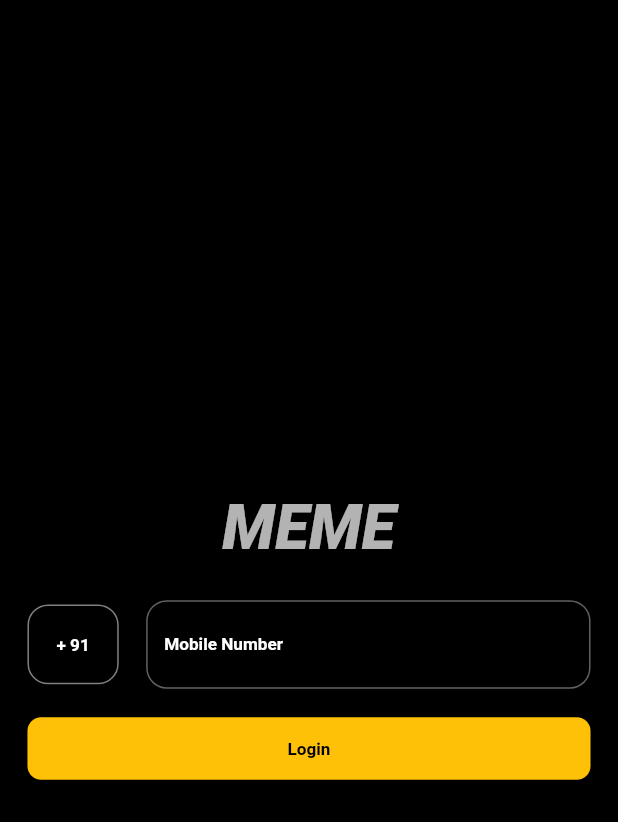
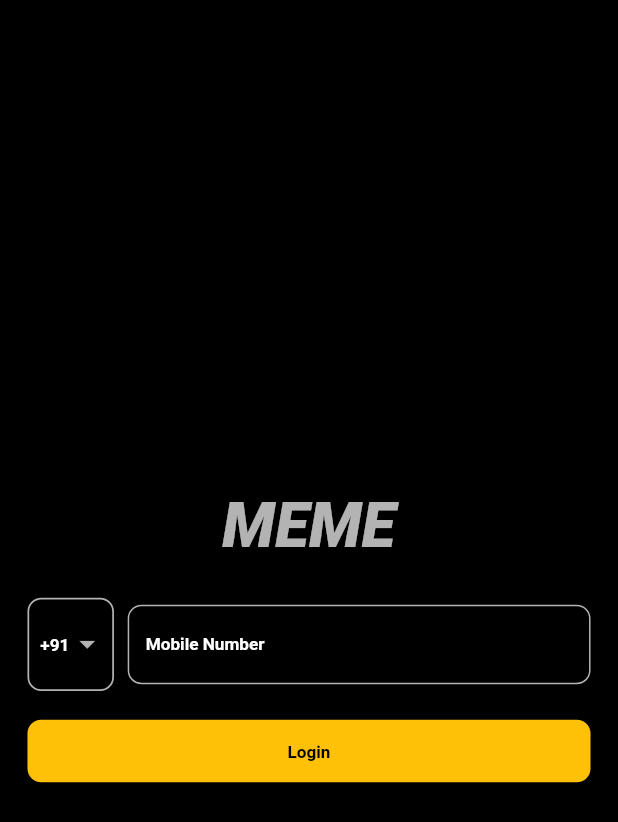
Before and after one commit to memee-dev/memee, a Flutter app: the screen it shows after launch, on a phone screen of 412 x 824 dp. Shown: the top 822 px of the screen. Run offline on Flutter 3.47's test engine with Material 2 defaults, Android fonts, the phone set to English and light mode, and no system bars; our stand-ins replace cached_network_image, carousel_slider, cloud_firestore, equatable, firebase_auth, firebase_core and 8 more; accounts and stored records are empty; Roboto replaces fonts that are missing (Hind).

Commit message:
toggle and phone login refractor

```diff
--- a/lib/blocs/hide_and_seek/hide_and_seek_cubit.dart
+++ b/lib/blocs/hide_and_seek/toggle_cubit.dart
@@ -1,7 +1,7 @@
 import 'package:flutter_bloc/flutter_bloc.dart';
 
-class HideAndSeekCubit extends Cubit<bool> {
-  HideAndSeekCubit() : super(false);
+class ToggleCubit extends Cubit<bool> {
+  ToggleCubit() : super(false);
 
   void initialValue(bool val) => emit(val);
   void change() => emit(!state);
--- a/lib/core/initializer/app_di.dart
+++ b/lib/core/initializer/app_di.dart
@@ -2,7 +2,7 @@ import 'package:cloud_firestore/cloud_firestore.dart';
 import 'package:firebase_auth/firebase_auth.dart';
 import 'package:get_it/get_it.dart';
 import 'package:memee/blocs/form_cubit/form_validation_cubit.dart';
-import 'package:memee/blocs/hide_and_seek/hide_and_seek_cubit.dart';
+import 'package:memee/blocs/hide_and_seek/toggle_cubit.dart';
 import 'package:memee/blocs/index/index_cubit.dart';
 import 'package:memee/blocs/map_cubit/map_cubit.dart';
 import 'package:memee/blocs/product_cubit/product_cubit.dart';
@@ -42,8 +42,8 @@ void blocConfig(GetIt locator) {
   locator.registerLazySingleton<UserCubit>(
     () => UserCubit(locator(), locator()),
   );
-  locator.registerFactory<HideAndSeekCubit>(
-    () => HideAndSeekCubit(),
+  locator.registerFactory<ToggleCubit>(
+    () => ToggleCubit(),
   );
   locator.registerFactory<IndexCubit>(
     () => IndexCubit(),
--- /dev/null
+++ b/lib/models/country_code_model.dart
@@ -0,0 +1,22 @@
+import 'package:equatable/equatable.dart';
+
+class CountryCodeModel extends Equatable {
+  final String code;
+  final String country;
+
+  const CountryCodeModel({required this.code, required this.country});
+
+  @override
+  List<Object?> get props => [
+        code,
+        country,
+      ];
+
+  @override
+  String toString() => code;
+}
+
+final List<CountryCodeModel> countryCodes = [
+  const CountryCodeModel(code: '+91', country: 'India'),
+  const CountryCodeModel(code: '+44', country: 'UK'),
+];
--- a/lib/ui/__shared/widgets/app_dropdown.dart
+++ b/lib/ui/__shared/widgets/app_dropdown.dart
@@ -17,28 +17,32 @@ class AppDropDown<T> extends StatelessWidget {
 
   @override
   Widget build(BuildContext context) {
-    final borderRadius = BorderRadius.circular(2.sp);
+    final borderRadius = BorderRadius.circular(8.r);
     final padding = EdgeInsets.symmetric(horizontal: 4.w);
     return Container(
-      //padding: padding,
+      height: 52.h,
       decoration: BoxDecoration(
         borderRadius: borderRadius,
         border: Border.all(
-          color: Colors.grey,
+          color: Colors.white70,
           style: BorderStyle.solid,
-          width: 0.2.sp,
+          width: 1.r,
         ),
       ),
       child: DropdownButtonHideUnderline(
         child: DropdownButton<T>(
           padding: padding,
           borderRadius: borderRadius,
+          dropdownColor: Colors.black,
           value: value,
           items: items
               .map(
                 (T level) => DropdownMenuItem<T>(
                   value: level,
-                  child: Text('${prefixText ?? ''} $level'),
+                  child: Text(
+                    '${prefixText ?? ''} $level',
+                    style: Theme.of(context).textTheme.bodySmall,
+                  ),
                 ),
               )
               .toList(),
--- /dev/null
+++ b/lib/ui/__shared/widgets/app_phonefield.dart
@@ -0,0 +1,51 @@
+import 'package:flutter/material.dart';
+import 'package:flutter/services.dart';
+import 'package:flutter_bloc/flutter_bloc.dart';
+import 'package:flutter_screenutil/flutter_screenutil.dart';
+import 'package:memee/ui/__shared/extensions/widget_extensions.dart';
+
+import '../../../blocs/hide_and_seek/toggle_cubit.dart';
+import '../../../core/shared/app_strings.dart';
+import '../../../models/country_code_model.dart';
+import 'app_dropdown.dart';
+import 'app_textfield.dart';
+
+class AppPhoneField extends StatelessWidget {
+  final TextEditingController controller;
+  final ToggleCubit cubit;
+  final CountryCodeModel selectedCountryCode;
+  final Function(CountryCodeModel?) onChanged;
+  const AppPhoneField({
+    super.key,
+    required this.controller,
+    required this.cubit,
+    required this.selectedCountryCode,
+    required this.onChanged,
+  });
+
+  @override
+  Widget build(BuildContext context) {
+    return Row(
+      children: [
+        BlocBuilder<ToggleCubit, bool>(
+          bloc: cubit,
+          builder: (_, state) {
+            return AppDropDown<CountryCodeModel>(
+              value: selectedCountryCode,
+              items: countryCodes,
+              onChanged: onChanged,
+            );
+          },
+        ).gapRight(8.w),
+        AppTextField(
+          controller: controller,
+          label: AppStrings.number,
+          inputFormatters: [
+            LengthLimitingTextInputFormatter(10),
+            FilteringTextInputFormatter.digitsOnly,
+          ],
+        ).flexible(),
+      ],
+    );
+  }
+}
--- a/lib/ui/__shared/widgets/app_switch.dart
+++ b/lib/ui/__shared/widgets/app_switch.dart
@@ -3,7 +3,7 @@ import 'package:flutter_bloc/flutter_bloc.dart';
 import 'package:flutter_screenutil/flutter_screenutil.dart';
 import 'package:memee/ui/__shared/extensions/widget_extensions.dart';
 
-import '../../../blocs/hide_and_seek/hide_and_seek_cubit.dart';
+import '../../../blocs/hide_and_seek/toggle_cubit.dart';
 import '../../../core/initializer/app_di.dart';
 
 class AppSwitch extends StatelessWidget {
@@ -24,8 +24,8 @@ class AppSwitch extends StatelessWidget {
 
   @override
   Widget build(BuildContext context) {
-    final cubit = locator.get<HideAndSeekCubit>();
-    return BlocBuilder<HideAndSeekCubit, bool>(
+    final cubit = locator.get<ToggleCubit>();
+    return BlocBuilder<ToggleCubit, bool>(
       bloc: cubit..initialValue(value),
       builder: (context, state) {
         return Row(
@@ -53,7 +53,7 @@ class AppSwitch extends StatelessWidget {
     );
   }
 
-  void _setSwitch(HideAndSeekCubit cubit, bool state) {
+  void _setSwitch(ToggleCubit cubit, bool state) {
     cubit.change();
     onTap(!state);
   }
--- a/lib/ui/__shared/widgets/app_textfield.dart
+++ b/lib/ui/__shared/widgets/app_textfield.dart
@@ -1,6 +1,7 @@
 import 'package:flutter/material.dart';
 import 'package:flutter/services.dart';
 import 'package:flutter_screenutil/flutter_screenutil.dart';
+import 'package:memee/ui/__shared/extensions/widget_extensions.dart';
 
 class AppTextField extends StatelessWidget {
   final TextEditingController controller;
@@ -44,16 +45,16 @@ class AppTextField extends StatelessWidget {
   Widget build(BuildContext context) {
     return Column(
       crossAxisAlignment: CrossAxisAlignment.start,
+      mainAxisSize: MainAxisSize.min,
       children: [
         if (title != null) ...[
           Text(
             title!,
-            style: Theme.of(context).textTheme.bodyLarge?.copyWith(
-                  fontSize: 8.r,
-                  fontWeight: FontWeight.w800,
+            style: Theme.of(context).textTheme.bodySmall?.copyWith(
+                  fontSize: 8.sp,
+                  fontWeight: FontWeight.w700,
                 ),
-          ),
-          SizedBox(height: 8.h),
+          ).gapBottom(8.h)
         ],
         TextFormField(
           readOnly: readOnly,
@@ -67,7 +68,19 @@ class AppTextField extends StatelessWidget {
           cursorColor: Theme.of(context).colorScheme.primary,
           decoration: InputDecoration(
             border: OutlineInputBorder(
-              borderRadius: BorderRadius.circular(12.r),
+              borderSide: const BorderSide(color: Colors.white70),
+              borderRadius: BorderRadius.all(Radius.circular(8.r)),
+              gapPadding: 0.0,
+            ),
+            focusedBorder: OutlineInputBorder(
+              borderSide: const BorderSide(color: Colors.white70),
+              borderRadius: BorderRadius.all(Radius.circular(8.r)),
+              gapPadding: 0.0,
+            ),
+            enabledBorder: OutlineInputBorder(
+              borderSide: const BorderSide(color: Colors.white70),
+              borderRadius: BorderRadius.all(Radius.circular(8.r)),
+              gapPadding: 0.0,
             ),
             errorText: errorText,
             errorStyle: Theme.of(context).textTheme.bodySmall?.copyWith(
@@ -84,7 +97,7 @@ class AppTextField extends StatelessWidget {
           maxLengthEnforcement: MaxLengthEnforcement.none,
           validator: validator,
           keyboardType: keyboardType ?? TextInputType.text,
-          style: Theme.of(context).textTheme.bodyLarge,
+          style: Theme.of(context).textTheme.bodySmall,
         ),
       ],
     );
--- a/lib/ui/address/address_edit_screen.dart
+++ b/lib/ui/address/address_edit_screen.dart
@@ -3,7 +3,7 @@ import 'package:flutter_bloc/flutter_bloc.dart';
 import 'package:flutter_screenutil/flutter_screenutil.dart';
 import 'package:go_router/go_router.dart';
 import 'package:memee/blocs/form_cubit/form_validation_cubit.dart';
-import 'package:memee/blocs/hide_and_seek/hide_and_seek_cubit.dart';
+import 'package:memee/blocs/hide_and_seek/toggle_cubit.dart';
 import 'package:memee/blocs/user/user_cubit.dart';
 import 'package:memee/core/initializer/app_di.dart';
 import 'package:memee/core/initializer/app_router.dart';
@@ -25,7 +25,7 @@ class AddressEditScreen extends StatelessWidget {
 
   final _formValidation = locator.get<FormValidationCubit>();
   final userCubit = locator.get<UserCubit>();
-  final hideCubit = locator.get<HideAndSeekCubit>();
+  final hideCubit = locator.get<ToggleCubit>();
 
   @override
   Widget build(BuildContext context) {
@@ -145,7 +145,7 @@ class AddressEditScreen extends StatelessWidget {
               controller: landmark,
               label: 'Landmark (Optional)',
             ).gapBottom(12.h),
-            BlocBuilder<HideAndSeekCubit, bool>(
+            BlocBuilder<ToggleCubit, bool>(
               bloc: hideCubit,
               builder: (context, state) {
                 return SetAsDefaultWidget(
--- a/lib/ui/login/login_page.dart
+++ b/lib/ui/login/login_page.dart
@@ -3,15 +3,17 @@ import 'package:flutter/services.dart';
 import 'package:flutter_bloc/flutter_bloc.dart';
 import 'package:flutter_screenutil/flutter_screenutil.dart';
 import 'package:memee/blocs/form_cubit/form_validation_cubit.dart';
+import 'package:memee/blocs/hide_and_seek/toggle_cubit.dart';
 import 'package:memee/blocs/login/login_state.dart';
 import 'package:memee/core/initializer/app_di.dart';
 import 'package:memee/core/shared/app_strings.dart';
+import 'package:memee/models/country_code_model.dart';
 import 'package:memee/ui/__shared/extensions/widget_extensions.dart';
+import 'package:memee/ui/__shared/widgets/app_phonefield.dart';
 import 'package:memee/ui/__shared/widgets/otp_field.dart';
 
 import '../../blocs/login/login_cubit.dart';
 import '../__shared/widgets/app_button.dart';
-import '../__shared/widgets/app_textfield.dart';
 import '../__shared/widgets/utils.dart';
 
 class LoginPage extends StatelessWidget {
@@ -24,6 +26,8 @@ class LoginPage extends StatelessWidget {
   Widget build(BuildContext context) {
     final _loginCubit = locator.get<LoginCubit>();
     final _formCubit = locator.get<FormValidationCubit>();
+    final _toggleCubit = locator.get<ToggleCubit>();
+    CountryCodeModel selectedCountryCode = countryCodes.first;
     return Scaffold(
       resizeToAvoidBottomInset: true,
       body: Column(
@@ -35,54 +39,16 @@ class LoginPage extends StatelessWidget {
                   fontWeight: FontWeight.w900,
                 ),
           ).paddingE(value: 24),
-          Row(
-            children: [
-              Container(
-                alignment: Alignment.center,
-                padding: EdgeInsets.symmetric(
-                  horizontal: 16.w,
-                  vertical: 16.h,
-                ),
-                decoration: BoxDecoration(
-                  borderRadius: BorderRadius.circular(12.sp),
-                  border: Border.all(
-                    color: Theme.of(context)
-                        .colorScheme
-                        .secondary
-                        .withOpacity(0.5),
-                  ),
-                ),
-                child: Text(
-                  '+ 91',
-                  style: Theme.of(context).textTheme.bodySmall,
-                ),
-              ).gapRight(16.w),
-              BlocBuilder<LoginCubit, LoginState>(
-                bloc: _loginCubit,
-                builder: (context, state) {
-                  return BlocBuilder<FormValidationCubit, FormValidationState>(
-                    bloc: _formCubit,
-                    builder: (context, formState) {
-                      return Expanded(
-                        child: AppTextField(
-                          readOnly: state is OtpSuccess,
-                          controller: _mobileController,
-                          errorText: formState is MobileNumberError
-                              ? formState.message
-                              : null,
-                          label: AppStrings.number,
-                          inputFormatters: [
-                            LengthLimitingTextInputFormatter(10),
-                            // Limit maximum length to 10
-                          ],
-                          keyboardType: TextInputType.number,
-                        ),
-                      );
-                    },
-                  );
-                },
-              ),
-            ],
+          AppPhoneField(
+            controller: _mobileController,
+            cubit: _toggleCubit,
+            selectedCountryCode: selectedCountryCode,
+            onChanged: (CountryCodeModel? val) {
+              if (val != null) {
+                selectedCountryCode = val;
+                _toggleCubit.change();
+              }
+            },
           ).gapBottom(16.h),
           BlocConsumer<LoginCubit, LoginState>(
             listener: (_, state) {
```
